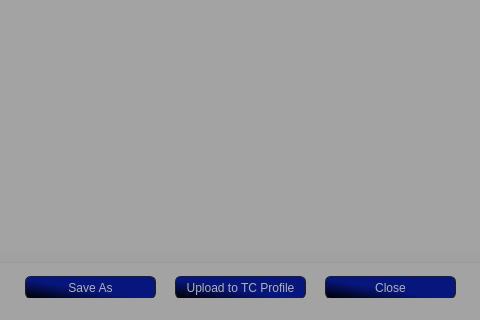
First picture: the form in data/uis/output.ui, repository SmTaUcM/TTT3, before the edit; both pictures show x 99 to 579 and y 620 to 940 of the 680 by 940 pixel window.
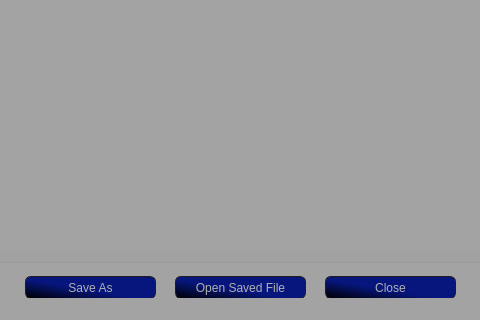
Second picture: the form after the edit. Icons and pictures are not drawn.

Commit message: Issue #73 - Add post-render "open file" option - Added.

Patch:
```diff
--- a/data/uis/output.ui
+++ b/data/uis/output.ui
@@ -131,7 +131,7 @@
 }</string>
     </property>
     <property name="text">
-     <string>Upload to TC Profile</string>
+     <string>Open Saved File</string>
     </property>
    </widget>
    <widget class="QGroupBox" name="groupBox">
```
Left out of the diff: 2 changed lines with no effect on the pictures. The commit also changes 1 other file.
